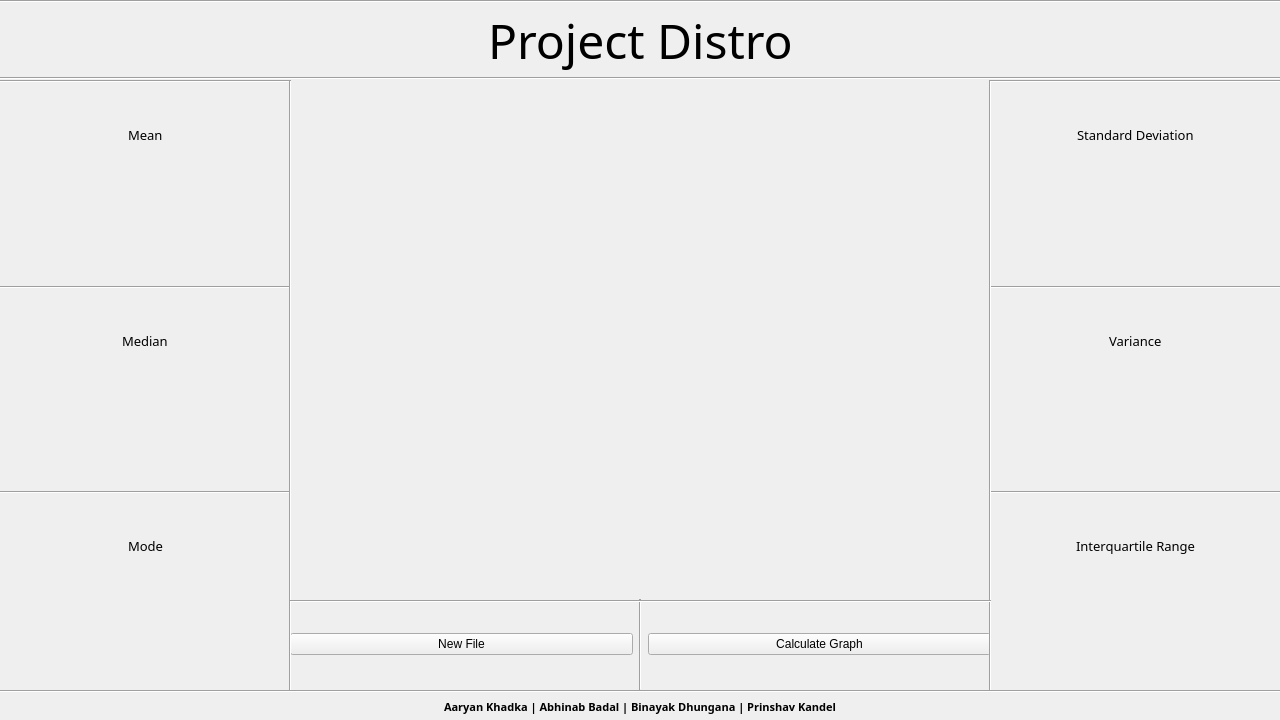
Old version of the form mainwindow.ui in the repository PrinshavKandel/Operation-Distro.
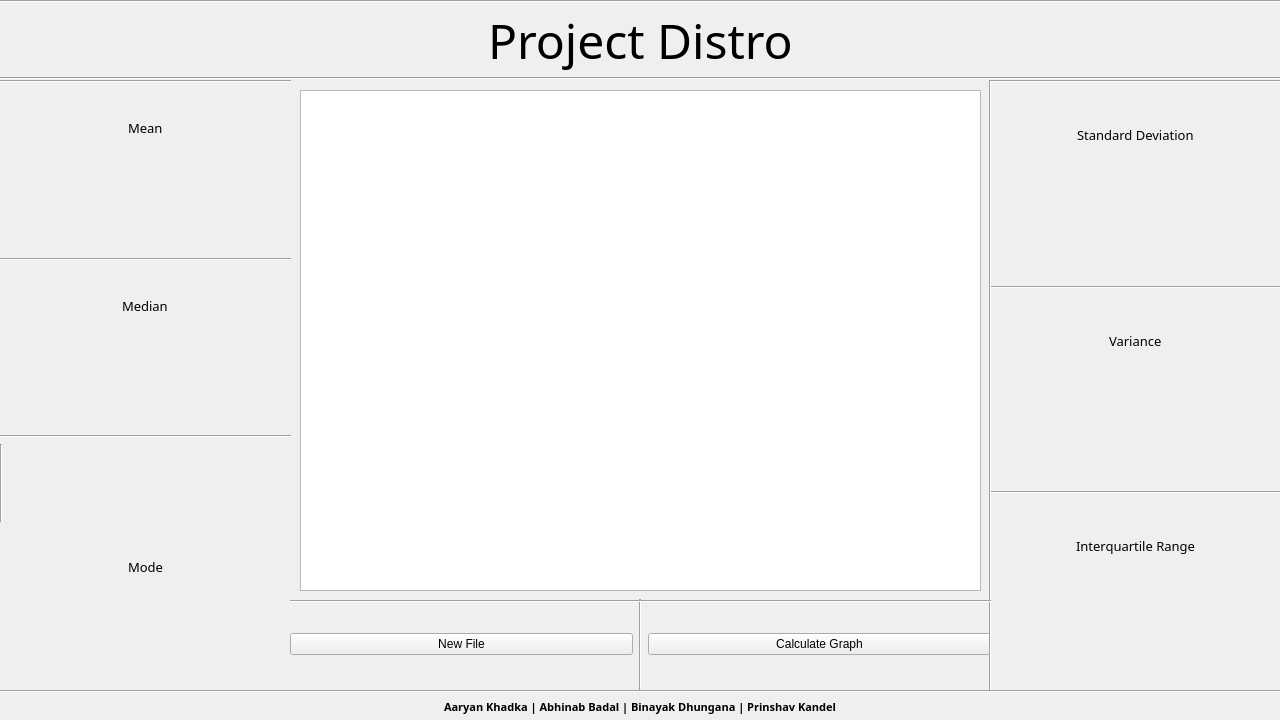
New version of the form. Custom widgets are drawn as their Qt base class.

```diff
--- a/mainwindow.ui
+++ b/mainwindow.ui
@@ -181,6 +181,13 @@
        </property>
       </widget>
      </item>
+     <item>
+      <widget class="Line" name="line_11">
+       <property name="orientation">
+        <enum>Qt::Orientation::Vertical</enum>
+       </property>
+      </widget>
+     </item>
      <item alignment="Qt::AlignmentFlag::AlignHCenter|Qt::AlignmentFlag::AlignVCenter">
       <widget class="QLabel" name="Mode">
        <property name="font">
@@ -353,19 +360,6 @@
      </item>
     </layout>
    </widget>
-   <widget class="Line" name="line_11">
-    <property name="geometry">
-     <rect>
-      <x>282</x>
-      <y>80</y>
-      <width>16</width>
-      <height>611</height>
-     </rect>
-    </property>
-    <property name="orientation">
-     <enum>Qt::Orientation::Vertical</enum>
-    </property>
-   </widget>
    <widget class="Line" name="line_12">
     <property name="geometry">
      <rect>
@@ -392,8 +386,25 @@
      <enum>Qt::Orientation::Horizontal</enum>
     </property>
    </widget>
+   <widget class="QcustomPlot" name="customPlot">
+    <property name="geometry">
+     <rect>
+      <x>300</x>
+      <y>90</y>
+      <width>681</width>
+      <height>501</height>
+     </rect>
+    </property>
+   </widget>
   </widget>
  </widget>
+ <customwidgets>
+  <customwidget>
+   <class>QcustomPlot</class>
+   <extends>QGraphicsView</extends>
+   <header>qcustomplot.h</header>
+  </customwidget>
+ </customwidgets>
  <resources/>
  <connections/>
 </ui>
```
